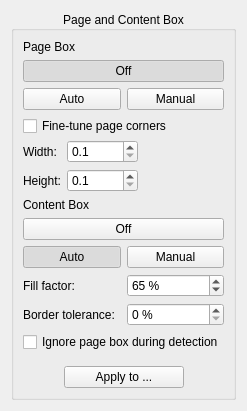
The window that src/core/filters/select_content/OptionsWidget.ui (2ndmax/scantailor-ocr) describes before a commit, drawn with Qt 5.
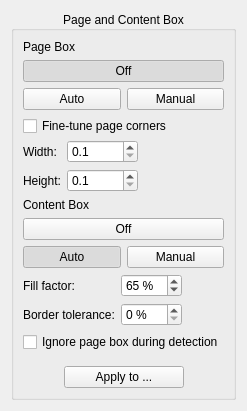
The same window after the commit. Custom widgets are drawn as their Qt base class.

The edit to the form file:
```diff
--- a/src/core/filters/select_content/OptionsWidget.ui
+++ b/src/core/filters/select_content/OptionsWidget.ui
@@ -303,7 +303,7 @@
              <number>0</number>
             </property>
             <item>
-             <layout class="QGridLayout" name="contentDetectOptionsGrid">
+             <layout class="QGridLayout" name="contentDetectOptionsGrid" columnstretch="0,0,1">
               <item row="0" column="0">
                <widget class="QLabel" name="fillFactorLabel">
                 <property name="toolTip">
@@ -371,7 +371,7 @@
                 </property>
                </widget>
               </item>
-              <item row="2" column="0" colspan="2">
+              <item row="2" column="0" colspan="3">
                <widget class="QCheckBox" name="ignorePageBoxCB">
                 <property name="toolTip">
                  <string>Search for content in the whole image, not only inside the page box. Helps when text close to the edge of the page box is not detected. The content box still stays inside the page box.</string>
```
